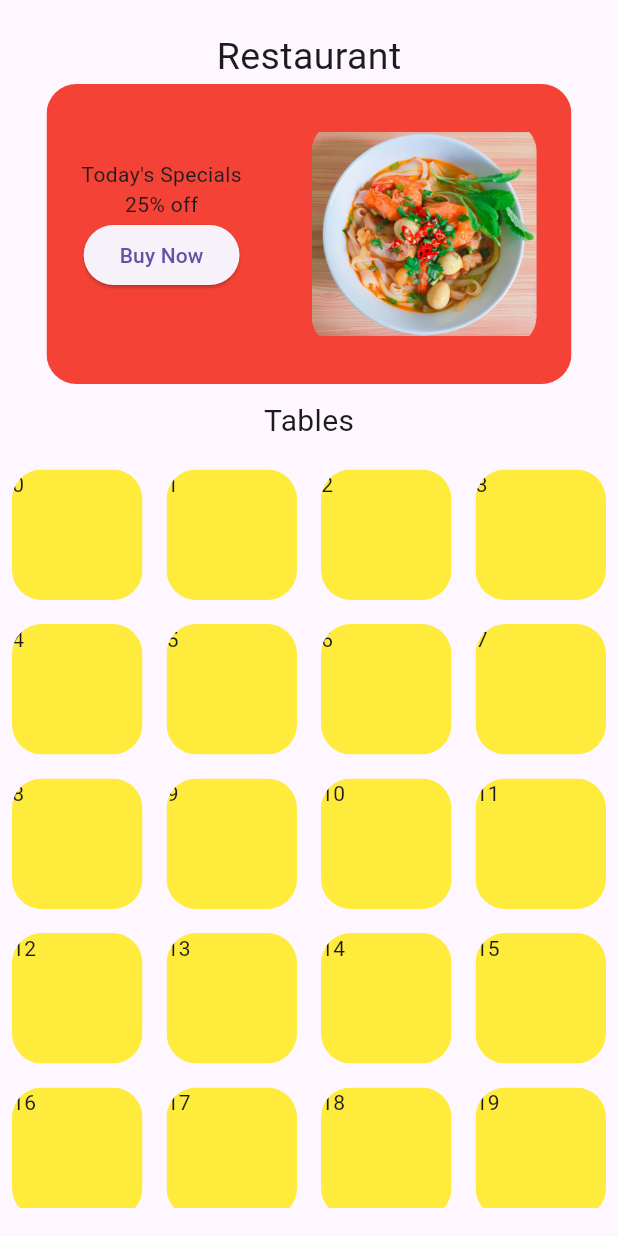
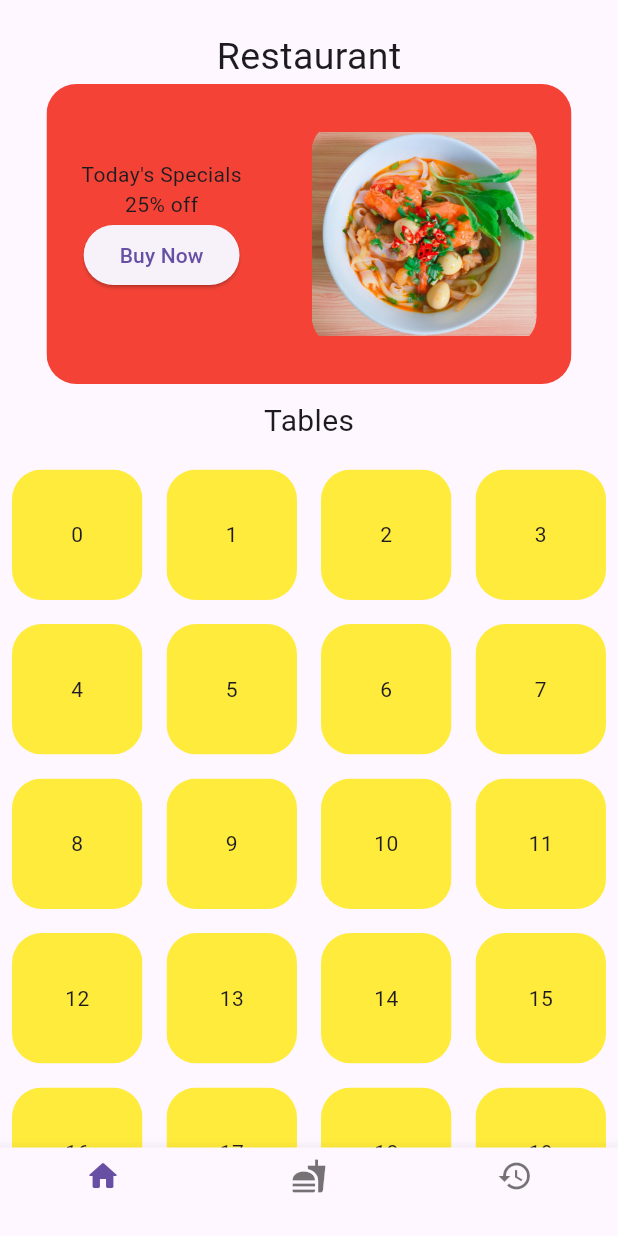
Before and after one commit to raytembo/rest_auto, a Flutter app: the screen it shows after launch, on a phone screen of 412 x 824 dp. Run offline on Flutter 3.47's test engine with Material 3 defaults, Android fonts, the phone set to English and light mode, and no system bars.

Commit message:
fixed navigation

```diff
--- /dev/null
+++ b/lib/components/nav.dart
@@ -0,0 +1,45 @@
+import 'package:flutter/material.dart';
+import 'package:rest_auto/order_history.dart';
+import 'package:rest_auto/productScreen.dart';
+
+import '../table.dart';
+
+class NavBar extends StatefulWidget {
+  const NavBar({super.key});
+
+  @override
+  State<NavBar> createState() => _NavBarState();
+}
+
+class _NavBarState extends State<NavBar> {
+
+  int selectedBar = 0;
+
+  void changeBar(int index) {
+    setState(() {
+      selectedBar = index;
+    });
+  }
+  List<Widget> bottomBarScreens=[
+    const TMS(),
+    const Productscreen(),
+    const OrderHistoryScreen()
+  ];
+
+  @override
+  Widget build(BuildContext context) {
+    return Scaffold(
+      body: bottomBarScreens[selectedBar],
+      bottomNavigationBar: BottomNavigationBar(
+        onTap: changeBar,
+        currentIndex: selectedBar,
+        items: const [
+        BottomNavigationBarItem(icon: Icon(Icons.home_rounded), label:""),
+        BottomNavigationBarItem(icon: Icon(Icons.fastfood), label:""),
+        BottomNavigationBarItem(icon: Icon(Icons.history), label:""),
+      ],
+
+      ),
+    );
+  }
+}
--- a/lib/components/table_card.dart
+++ b/lib/components/table_card.dart
@@ -12,7 +12,7 @@ class TableCard extends StatelessWidget {
         color: Colors.yellow,
         height: 100,
         width: 100,
-        child: Text(tablenumber.toString()),
+        child: Center(child: Text(tablenumber.toString())),
       ),
     );
   }
--- a/lib/main.dart
+++ b/lib/main.dart
@@ -1,5 +1,5 @@
 import 'package:flutter/material.dart';
-import 'package:rest_auto/table.dart';
+import 'package:rest_auto/components/nav.dart';
 
 void main() {
   runApp(const MyApp());
@@ -12,7 +12,7 @@ class MyApp extends StatelessWidget {
   Widget build(BuildContext context) {
     return const MaterialApp(
       debugShowCheckedModeBanner: false,
-      home:TMS()
+      home:NavBar()
     );
   }
 }
--- a/lib/table.dart
+++ b/lib/table.dart
@@ -37,7 +37,6 @@ class _TMSState extends State<TMS> {
                   );
                 },
                 itemCount: 20,
-
               ),
             )]),
         ),
```
Also changed, not shown: lib/order_history.dart (added, +10 -0 lines), lib/productScreen.dart (added, +10 -0 lines).
